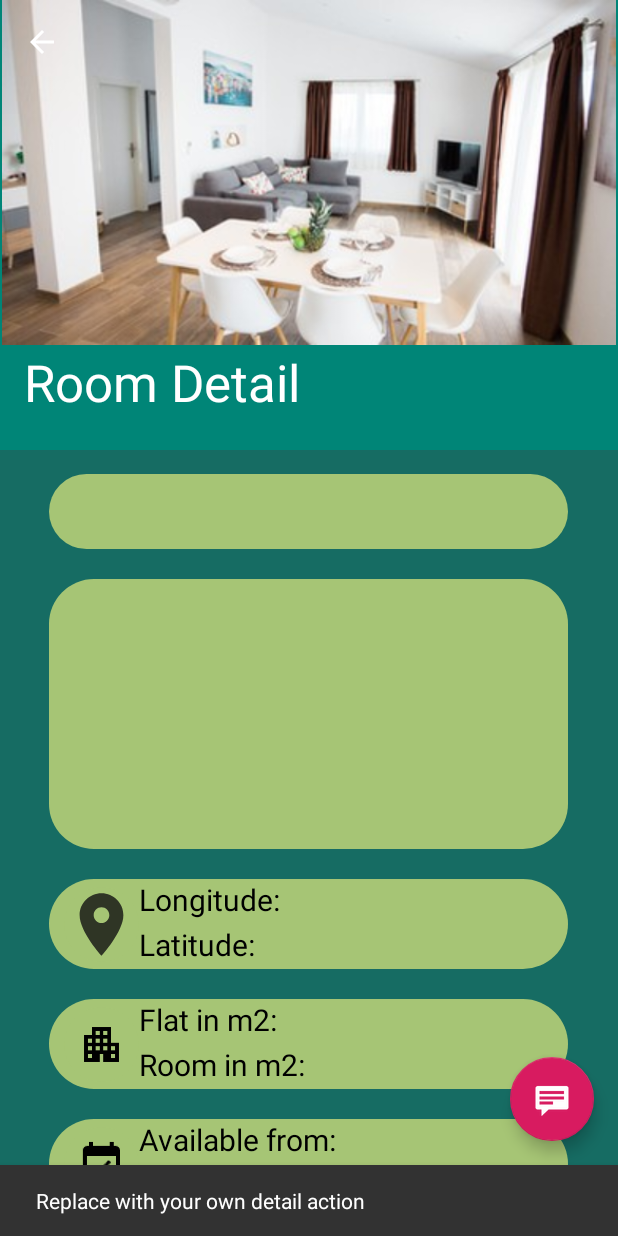
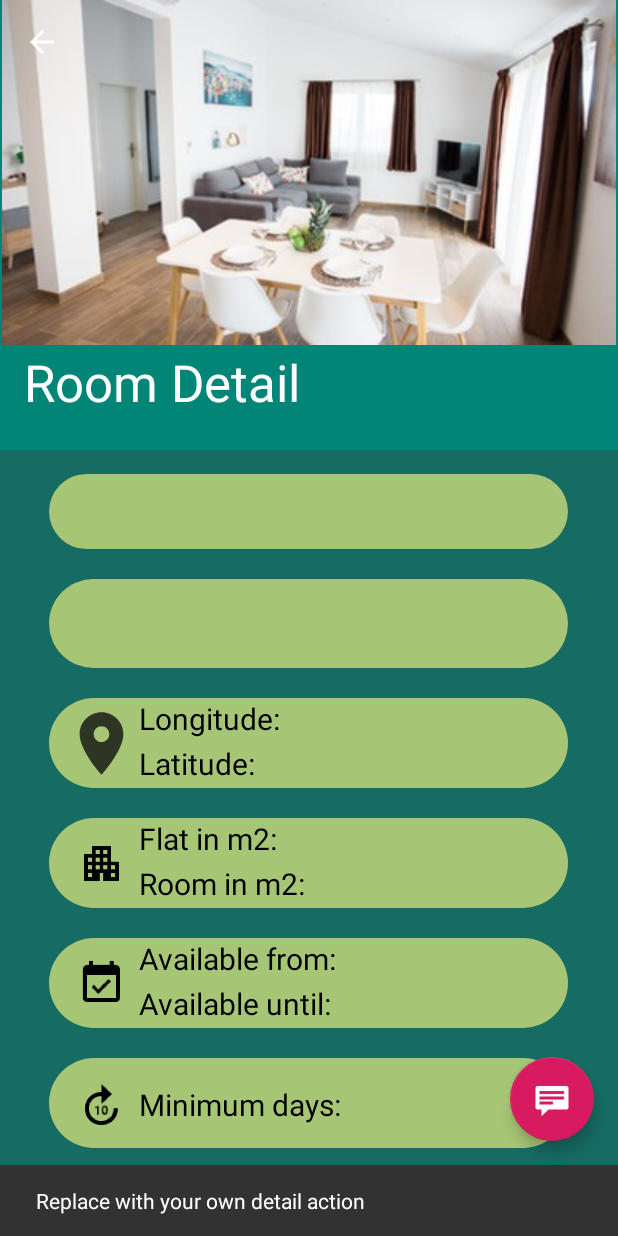
Before and after one commit to djuka10/FindARoommate, an Android app: the RoomDetailFragment screen opened directly, with no data from a screen before it, after a tap on an icon or button, on a phone screen of 412 x 824 dp. Run offline under Robolectric (Android 15) with nearby library versions, the phone set to English and light mode, and no system bars; 2 statements that could not run were skipped.

Commit message:
Minor changes

```diff
--- a/FindARoommateAndroid/app/src/main/res/layout/room_detail.xml
+++ b/FindARoommateAndroid/app/src/main/res/layout/room_detail.xml
@@ -36,7 +36,8 @@
     <TextView
         android:id="@+id/room_detail_text"
         android:layout_width="346dp"
-        android:layout_height="180dp"
+        android:layout_height="wrap_content"
+        android:padding="@dimen/activity_vertical_margin"
         android:gravity="left"
         android:layout_below="@+id/room_title_frag"
         android:textSize="20dp"
```
Also changed, not shown: FindARoommateAndroid/app/src/main/java/rs/ac/uns/ftn/findaroommate/activity/SearchActivity.java (+21 -0 lines).
